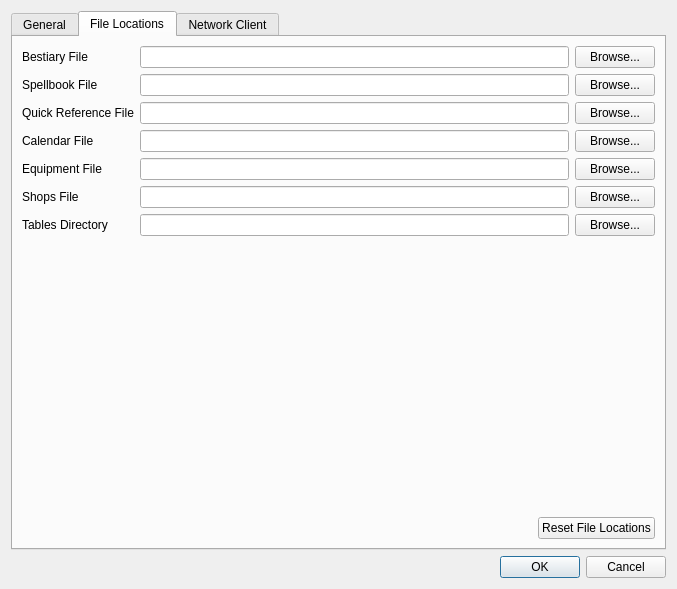
Old version of the form DMHelper/src/optionsdialog.ui in the repository MMetze/DMHelper.
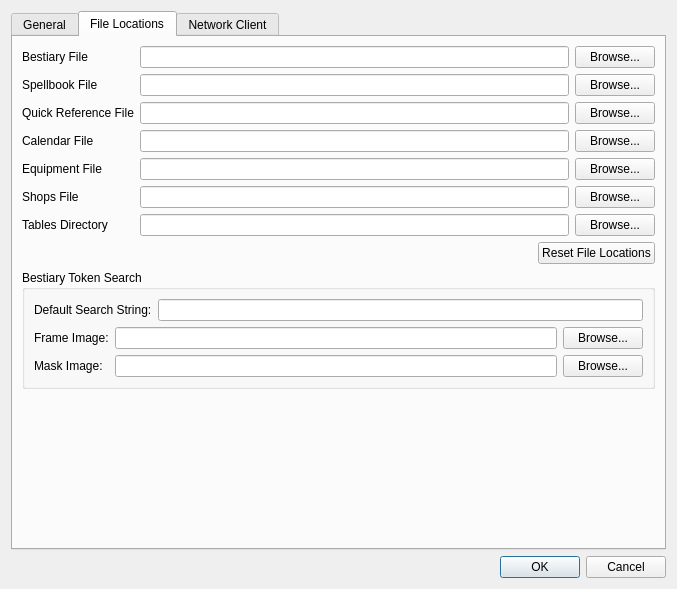
New version of the form. The open tabs and pages were chosen to show the change. Icons and pictures are not drawn.

Commit message: Connection of token search into settings and default values complete

```diff
--- a/DMHelper/src/optionsdialog.ui
+++ b/DMHelper/src/optionsdialog.ui
@@ -571,19 +571,6 @@
          </item>
         </layout>
        </item>
-       <item>
-        <spacer name="verticalSpacer_2">
-         <property name="orientation">
-          <enum>Qt::Vertical</enum>
-         </property>
-         <property name="sizeHint" stdset="0">
-          <size>
-           <width>20</width>
-           <height>40</height>
-          </size>
-         </property>
-        </spacer>
-       </item>
        <item>
         <layout class="QHBoxLayout" name="horizontalLayout_5">
          <item>
@@ -608,6 +595,80 @@
          </item>
         </layout>
        </item>
+       <item>
+        <widget class="QGroupBox" name="groupBox_4">
+         <property name="title">
+          <string>Bestiary Token Search</string>
+         </property>
+         <layout class="QVBoxLayout" name="verticalLayout_10">
+          <item>
+           <layout class="QHBoxLayout" name="horizontalLayout_15">
+            <item>
+             <widget class="QLabel" name="label_13">
+              <property name="text">
+               <string>Default Search String:</string>
+              </property>
+             </widget>
+            </item>
+            <item>
+             <widget class="QLineEdit" name="edtTokenSearchString"/>
+            </item>
+           </layout>
+          </item>
+          <item>
+           <layout class="QGridLayout" name="gridLayout_3">
+            <item row="0" column="0">
+             <widget class="QLabel" name="lblBestiary_2">
+              <property name="text">
+               <string>Frame Image:</string>
+              </property>
+             </widget>
+            </item>
+            <item row="0" column="1">
+             <widget class="QLineEdit" name="edtTokenFrame"/>
+            </item>
+            <item row="0" column="2">
+             <widget class="QPushButton" name="btnBrowseTokenFrame">
+              <property name="text">
+               <string>Browse...</string>
+              </property>
+             </widget>
+            </item>
+            <item row="1" column="0">
+             <widget class="QLabel" name="lblBestiary_3">
+              <property name="text">
+               <string>Mask Image:</string>
+              </property>
+             </widget>
+            </item>
+            <item row="1" column="1">
+             <widget class="QLineEdit" name="edtTokenMask"/>
+            </item>
+            <item row="1" column="2">
+             <widget class="QPushButton" name="btnBrowseTokenMask">
+              <property name="text">
+               <string>Browse...</string>
+              </property>
+             </widget>
+            </item>
+           </layout>
+          </item>
+         </layout>
+        </widget>
+       </item>
+       <item>
+        <spacer name="verticalSpacer_4">
+         <property name="orientation">
+          <enum>Qt::Vertical</enum>
+         </property>
+         <property name="sizeHint" stdset="0">
+          <size>
+           <width>20</width>
+           <height>40</height>
+          </size>
+         </property>
+        </spacer>
+       </item>
       </layout>
      </widget>
      <widget class="QWidget" name="tabNetworkClient">
```
The commit also changes 9 other files.
